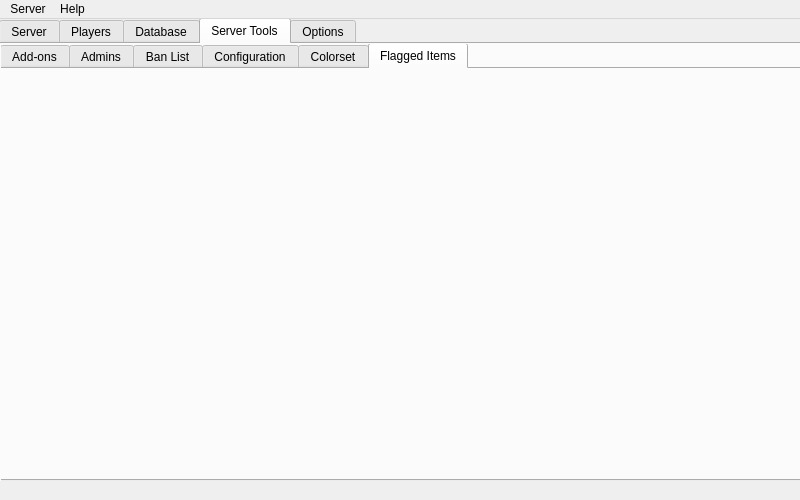
The window that mainwindow.ui (ZachNo/Blockland-AdvancedSM) describes before a commit, drawn with Qt 5.
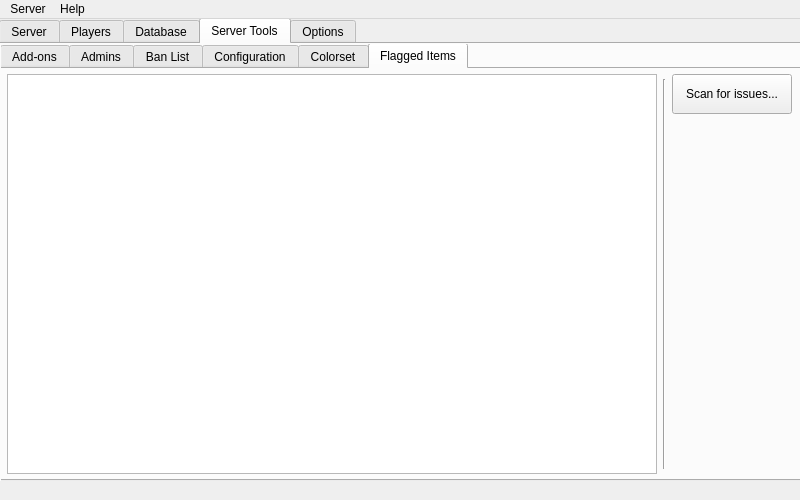
The same window after the commit. The open tabs and pages were chosen to show the change. Icons and pictures are not drawn.

Commit message: Added flagged items, made script more secure, added missing default add-on

The edit to the form file:
```diff
--- a/mainwindow.ui
+++ b/mainwindow.ui
@@ -925,6 +925,42 @@
        <attribute name="title">
         <string>Flagged Items</string>
        </attribute>
+       <widget class="QTableView" name="flaggedItemsView">
+        <property name="geometry">
+         <rect>
+          <x>5</x>
+          <y>5</y>
+          <width>650</width>
+          <height>400</height>
+         </rect>
+        </property>
+       </widget>
+       <widget class="Line" name="line_7">
+        <property name="geometry">
+         <rect>
+          <x>660</x>
+          <y>10</y>
+          <width>5</width>
+          <height>390</height>
+         </rect>
+        </property>
+        <property name="orientation">
+         <enum>Qt::Vertical</enum>
+        </property>
+       </widget>
+       <widget class="QPushButton" name="scanForIssues">
+        <property name="geometry">
+         <rect>
+          <x>670</x>
+          <y>5</y>
+          <width>120</width>
+          <height>40</height>
+         </rect>
+        </property>
+        <property name="text">
+         <string>Scan for issues...</string>
+        </property>
+       </widget>
       </widget>
      </widget>
     </widget>
```
Left out of the diff: 4 changed lines with no effect on the pictures. The commit also changes 8 other files.
